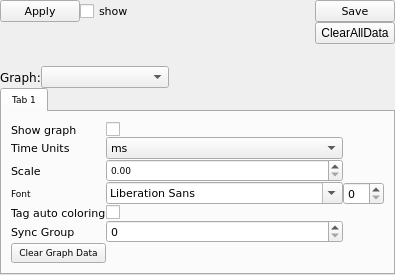
Before: the Qt Designer form trace_server/settingsgantt.ui in mojmir-svoboda/DbgToolkit, drawn with Qt 5.
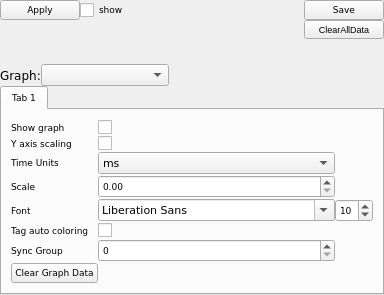
After: the same form once the commit is applied.

Commit message: + no y axis scaling

What changed in the file:
```diff
--- a/trace_server/settingsgantt.ui
+++ b/trace_server/settingsgantt.ui
@@ -7,7 +7,7 @@
     <x>0</x>
     <y>0</y>
     <width>357</width>
-    <height>275</height>
+    <height>295</height>
    </rect>
   </property>
   <property name="floating">
@@ -48,32 +48,35 @@
        <layout class="QGridLayout" name="gridLayout_4">
         <item row="0" column="0">
          <layout class="QGridLayout" name="gL_3">
-          <property name="spacing">
+          <property name="horizontalSpacing">
            <number>0</number>
           </property>
-          <item row="11" column="0">
+          <property name="verticalSpacing">
+           <number>1</number>
+          </property>
+          <item row="12" column="0">
            <widget class="QPushButton" name="clearGanttViewDataButton">
             <property name="text">
              <string>Clear Graph Data</string>
             </property>
            </widget>
           </item>
-          <item row="10" column="1">
+          <item row="11" column="1">
            <widget class="QSpinBox" name="syncGroupSpinBox">
             <property name="font">
              <font>
               <family>Verdana</family>
-              <pointsize>8</pointsize>
+              <pointsize>7</pointsize>
              </font>
             </property>
            </widget>
           </item>
-          <item row="10" column="0">
+          <item row="11" column="0">
            <widget class="QLabel" name="label_2">
             <property name="font">
              <font>
               <family>Verdana</family>
-              <pointsize>8</pointsize>
+              <pointsize>7</pointsize>
              </font>
             </property>
             <property name="text">
@@ -81,11 +84,23 @@
             </property>
            </widget>
           </item>
-          <item row="5" column="0">
+          <item row="0" column="0">
+           <widget class="QLabel" name="label_5">
+            <property name="font">
+             <font>
+              <pointsize>7</pointsize>
+             </font>
+            </property>
+            <property name="text">
+             <string>Show graph</string>
+            </property>
+           </widget>
+          </item>
+          <item row="6" column="0">
            <widget class="QLabel" name="label_4">
             <property name="font">
              <font>
-              <pointsize>8</pointsize>
+              <pointsize>7</pointsize>
              </font>
             </property>
             <property name="text">
@@ -93,19 +108,19 @@
             </property>
            </widget>
           </item>
-          <item row="5" column="1">
+          <item row="6" column="1">
            <widget class="QCheckBox" name="autoColorCheckBox">
             <property name="text">
              <string/>
             </property>
            </widget>
           </item>
-          <item row="2" column="0">
+          <item row="3" column="0">
            <widget class="QLabel" name="label_3">
             <property name="font">
              <font>
               <family>Verdana</family>
-              <pointsize>8</pointsize>
+              <pointsize>7</pointsize>
              </font>
             </property>
             <property name="text">
@@ -113,7 +128,7 @@
             </property>
            </widget>
           </item>
-          <item row="1" column="1">
+          <item row="2" column="1">
            <widget class="QComboBox" name="timeUnitsComboBox">
             <property name="font">
              <font>
@@ -145,19 +160,19 @@
             </item>
            </widget>
           </item>
-          <item row="3" column="0">
+          <item row="4" column="0">
            <widget class="QLabel" name="label_6">
             <property name="text">
              <string>Font</string>
             </property>
            </widget>
           </item>
-          <item row="1" column="0">
+          <item row="2" column="0">
            <widget class="QLabel" name="label">
             <property name="font">
              <font>
               <family>Verdana</family>
-              <pointsize>8</pointsize>
+              <pointsize>7</pointsize>
              </font>
             </property>
             <property name="text">
@@ -165,7 +180,7 @@
             </property>
            </widget>
           </item>
-          <item row="3" column="1">
+          <item row="4" column="1">
            <widget class="QFontComboBox" name="fontComboBox">
             <property name="font">
              <font>
@@ -174,27 +189,18 @@
             </property>
            </widget>
           </item>
-          <item row="2" column="1">
+          <item row="3" column="1">
            <widget class="QDoubleSpinBox" name="scaleDoubleSpinBox"/>
           </item>
-          <item row="3" column="2">
+          <item row="4" column="2">
            <widget class="QSpinBox" name="fontSizeSpinBox">
             <property name="font">
              <font>
-              <pointsize>8</pointsize>
+              <pointsize>7</pointsize>
              </font>
             </property>
-           </widget>
-          </item>
-          <item row="0" column="0">
-           <widget class="QLabel" name="label_5">
-            <property name="font">
-             <font>
-              <pointsize>8</pointsize>
-             </font>
-            </property>
-            <property name="text">
-             <string>Show graph</string>
+            <property name="value">
+             <number>10</number>
             </property>
            </widget>
           </item>
@@ -205,6 +211,20 @@
             </property>
            </widget>
           </item>
+          <item row="1" column="0">
+           <widget class="QLabel" name="label_7">
+            <property name="text">
+             <string>Y axis scaling</string>
+            </property>
+           </widget>
+          </item>
+          <item row="1" column="1">
+           <widget class="QCheckBox" name="yScalingCheckBox">
+            <property name="text">
+             <string/>
+            </property>
+           </widget>
+          </item>
          </layout>
         </item>
        </layout>
@@ -260,7 +280,7 @@
         <property name="font">
          <font>
           <family>Verdana</family>
-          <pointsize>8</pointsize>
+          <pointsize>7</pointsize>
          </font>
         </property>
         <property name="text">
@@ -273,7 +293,7 @@
         <property name="font">
          <font>
           <family>Verdana</family>
-          <pointsize>8</pointsize>
+          <pointsize>7</pointsize>
          </font>
         </property>
         <property name="text">
@@ -286,7 +306,7 @@
         <property name="font">
          <font>
           <family>Verdana</family>
-          <pointsize>8</pointsize>
+          <pointsize>7</pointsize>
          </font>
         </property>
         <property name="toolTip">
@@ -325,6 +345,11 @@
       </item>
       <item row="1" column="3">
        <widget class="QPushButton" name="clearAllButton">
+        <property name="font">
+         <font>
+          <pointsize>7</pointsize>
+         </font>
+        </property>
         <property name="text">
          <string>ClearAllData</string>
         </property>
```
The commit also changes 5 other files.
